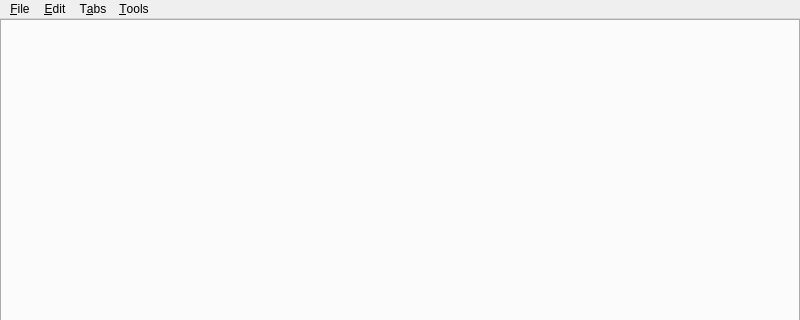
The window that UI/glitch-mainwindow.ui (textbrowser/glitch) describes before a commit, drawn with Qt 5; both pictures show x 0 to 800 and y 0 to 320 of the 800 by 600 pixel window.
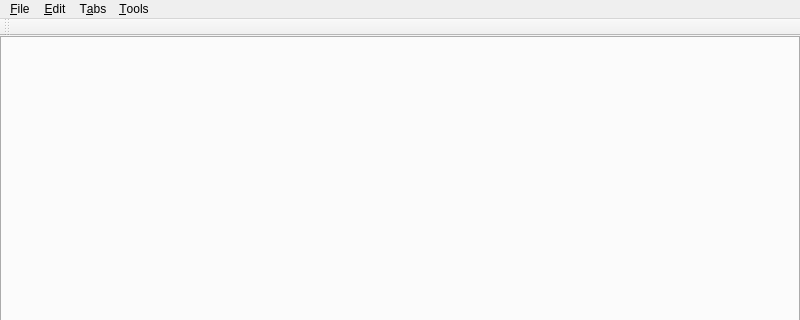
The same window after the commit. Icons and pictures are not drawn. Custom widgets are drawn as their Qt base class.

Commit message: Process events. Tool Bar.

What changed in the file:
```diff
--- a/UI/glitch-mainwindow.ui
+++ b/UI/glitch-mainwindow.ui
@@ -124,6 +124,17 @@
    <addaction name="menu_Tools"/>
   </widget>
   <widget class="QStatusBar" name="statusbar"/>
+  <widget class="QToolBar" name="toolBar">
+   <property name="windowTitle">
+    <string>toolBar</string>
+   </property>
+   <attribute name="toolBarArea">
+    <enum>TopToolBarArea</enum>
+   </attribute>
+   <attribute name="toolBarBreak">
+    <bool>false</bool>
+   </attribute>
+  </widget>
   <action name="action_Open_Diagram">
    <property name="text">
     <string>&amp;Open Diagram...</string>
```
Left out of the diff: 13 changed lines with no effect on the pictures. The commit also changes 8 other files.
